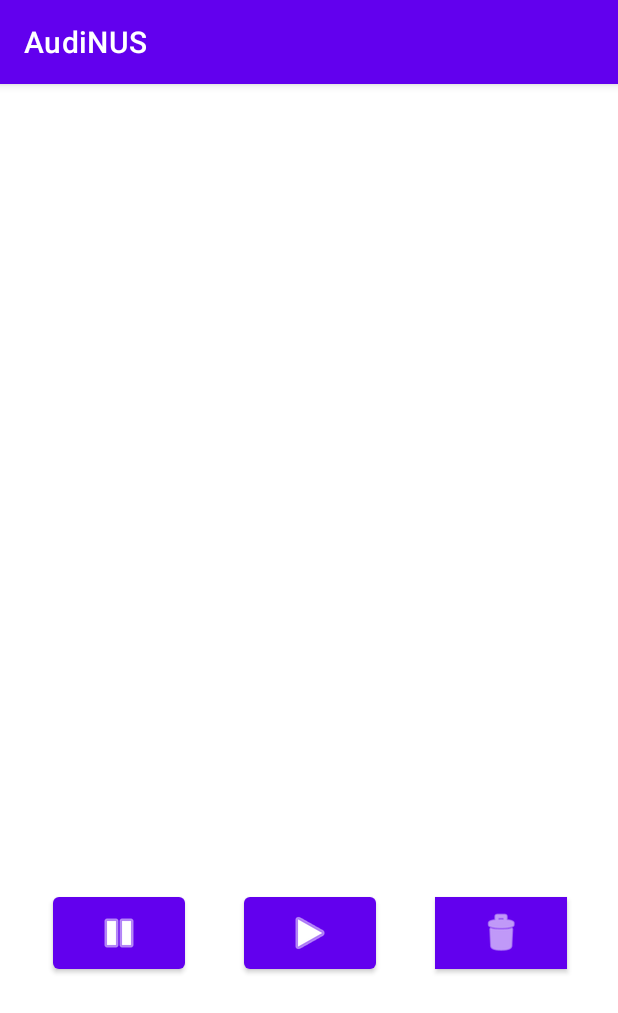
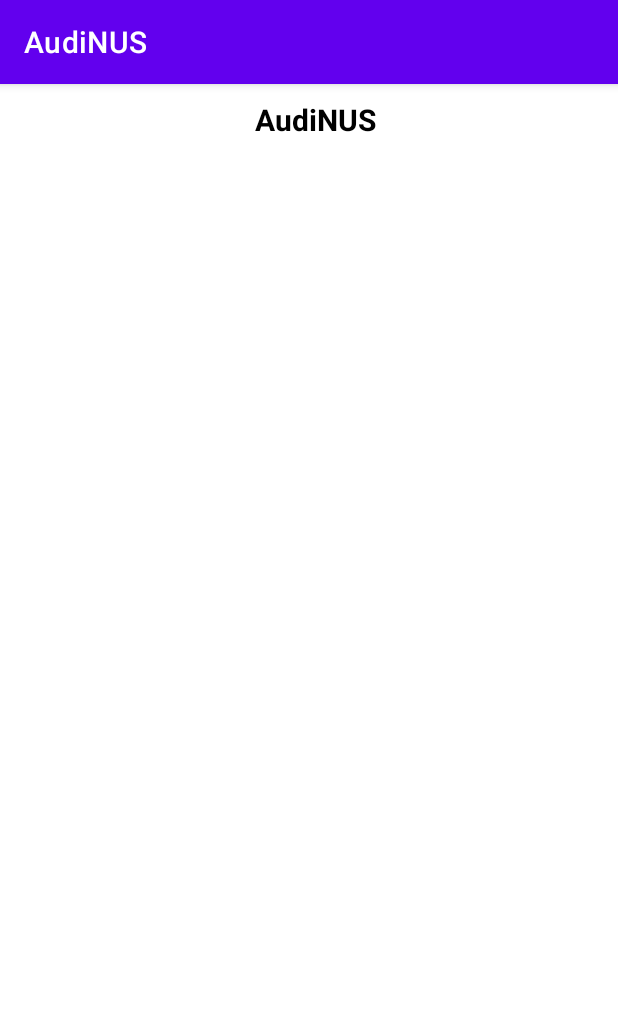
Before and after one commit to alantay11/AudiNUS, an Android app: the screen it shows after launch (MainActivity), on a phone screen of 412 x 824 dp. Shown: the top 1013 px of the screen. Run offline under Robolectric (Android 15) with nearby library versions, the phone set to English and light mode, and no system bars.

Commit message:
add permission request and partial library view implementation

```diff
--- a/app/src/main/AndroidManifest.xml
+++ b/app/src/main/AndroidManifest.xml
@@ -2,6 +2,7 @@
 <manifest xmlns:android="http://schemas.android.com/apk/res/android"
     xmlns:tools="http://schemas.android.com/tools"
     package="com.example.audinus">
+    <uses-permission android:name="android.permission.READ_EXTERNAL_STORAGE"/>
 
     <application
         android:allowBackup="true"
--- a/app/src/main/java/com/example/audinus/MainActivity.java
+++ b/app/src/main/java/com/example/audinus/MainActivity.java
@@ -1,25 +1,91 @@
 package com.example.audinus;
 
 import androidx.appcompat.app.AppCompatActivity;
+import androidx.core.app.ActivityCompat;
+import androidx.core.content.ContextCompat;
+import androidx.recyclerview.widget.LinearLayoutManager;
+import androidx.recyclerview.widget.RecyclerView;
 
+import android.Manifest;
+import android.content.pm.PackageManager;
+import android.database.Cursor;
 import android.os.Bundle;
 
 import android.media.MediaPlayer;
+import android.provider.MediaStore;
 import android.view.View;
+import android.widget.TextView;
+import android.widget.Toast;
+
+import java.io.File;
+import java.util.ArrayList;
 
 public class MainActivity extends AppCompatActivity {
 
+    RecyclerView recyclerView;
+    TextView noMusicTextView;
+    ArrayList<AudioModel> songList = new ArrayList<>();
 
     MediaPlayer music;
+
 
     @Override
     protected void onCreate(Bundle savedInstanceState) {
         super.onCreate(savedInstanceState);
         setContentView(R.layout.activity_main);
 
+        recyclerView = findViewById(R.id.recycler_view);
+        noMusicTextView = findViewById(R.id.no_songs_text);
+
+        if(!checkPermission()) {
+            requestPermission();
+            //return;
+        }
+
+        String[] projection = {
+                MediaStore.Audio.Media.TITLE,
+                MediaStore.Audio.Media.DATA,
+                MediaStore.Audio.Media.DURATION,
+        };
+
+        String selection = MediaStore.Audio.Media.IS_MUSIC + " != 0";
+
+        Cursor cursor = getContentResolver().query(MediaStore.Audio.Media.EXTERNAL_CONTENT_URI,
+                projection, selection, null, null);
+
+        while (cursor.moveToNext()) {
+            AudioModel songData = new AudioModel(cursor.getString(1), cursor.getString(0), cursor.getString(2));
+
+            if(new File(songData.getPath()).exists()) {
+                songList.add(songData);
+            }
+
+            if (songList.isEmpty()) {
+                noMusicTextView.setVisibility(View.VISIBLE);
+            } else {
+                recyclerView.setLayoutManager(new LinearLayoutManager(this));
+                recyclerView.setAdapter(new MusicListAdapter(songList, this));
+            }
+        }
+
         music = MediaPlayer.create(
-                this, R.raw.miraihenokioku);
+                this, R.raw.song);
     }
+
+    boolean checkPermission() {
+        return ContextCompat.checkSelfPermission(MainActivity.this, Manifest.permission.READ_EXTERNAL_STORAGE) ==
+        PackageManager.PERMISSION_GRANTED;
+    }
+
+    void requestPermission() {
+        if (ActivityCompat.shouldShowRequestPermissionRationale(MainActivity.this, Manifest.permission.READ_EXTERNAL_STORAGE)) {
+            Toast.makeText(MainActivity.this, "Read permissions are required, please enable in settings", Toast.LENGTH_SHORT).show();
+        } else {
+            ActivityCompat.requestPermissions(MainActivity.this, new String[]{Manifest.permission.READ_EXTERNAL_STORAGE}, 1);
+        }
+    }
+
+
 
     public void playSong(View v){
         music.start();
@@ -31,7 +97,7 @@ public class MainActivity extends AppCompatActivity {
 
     public void stopSong(View v) {
         music.stop();
-        music = MediaPlayer.create(this, R.raw.miraihenokioku);
+        music = MediaPlayer.create(this, R.raw.song);
     }
 
 
--- a/app/src/main/res/layout/activity_main.xml
+++ b/app/src/main/res/layout/activity_main.xml
@@ -7,81 +7,42 @@
     tools:context=".MainActivity">
 
     <TextView
-        android:id="@+id/textView"
+        android:id="@+id/songs_text"
         android:layout_width="wrap_content"
         android:layout_height="wrap_content"
-        android:layout_marginStart="153dp"
-        android:layout_marginTop="16dp"
-        android:layout_marginEnd="154dp"
-        android:layout_marginBottom="688dp"
-        android:scrollHorizontally="true"
+        android:layout_centerHorizontal="true"
+        android:layout_marginStart="160dp"
+        android:padding="10dp"
+        android:text="@string/Title"
         android:textColor="@color/black"
         android:textSize="20sp"
-        app:layout_constraintBottom_toBottomOf="parent"
-        app:layout_constraintEnd_toEndOf="parent"
-        app:layout_constraintStart_toStartOf="parent"
-        app:layout_constraintTop_toTopOf="parent"
-        app:layout_constraintVertical_bias="0.0"
-        tools:text="song name" />
-
-    <Button
-        android:id="@+id/button"
-        android:layout_width="wrap_content"
-        android:layout_height="wrap_content"
-        android:layout_marginStart="159dp"
-        android:layout_marginTop="482dp"
-        android:layout_marginEnd="158dp"
-        android:layout_marginBottom="161dp"
-        android:importantForAccessibility="no"
-        android:insetTop="0dp"
-        android:insetBottom="0dp"
-        android:onClick="playSong"
-        app:icon="@android:drawable/ic_media_play"
-        app:iconGravity="textEnd"
-        app:iconPadding="0dp"
-        app:layout_constraintBottom_toBottomOf="parent"
-        app:layout_constraintEnd_toEndOf="parent"
-        app:layout_constraintStart_toStartOf="parent"
-        app:layout_constraintTop_toBottomOf="@+id/textView" />
-
-    <Button
-        android:id="@+id/button2"
-        android:layout_width="wrap_content"
-        android:layout_height="wrap_content"
-        android:layout_marginStart="57dp"
-        android:layout_marginTop="525dp"
-        android:layout_marginEnd="62dp"
-        android:layout_marginBottom="161dp"
-        android:importantForAccessibility="no"
-        android:insetTop="0dp"
-        android:insetBottom="0dp"
-        android:onClick="pauseSong"
-        app:icon="@android:drawable/ic_media_pause"
-        app:iconGravity="textEnd"
-        app:iconPadding="0dp"
-        app:layout_constraintBottom_toBottomOf="parent"
-        app:layout_constraintEnd_toStartOf="@+id/button"
+        android:textStyle="bold"
         app:layout_constraintStart_toStartOf="parent"
         app:layout_constraintTop_toTopOf="parent" />
 
-    <Button
-        android:id="@+id/button3"
+    <TextView
+        android:id="@+id/no_songs_text"
         android:layout_width="wrap_content"
         android:layout_height="wrap_content"
-        android:layout_marginStart="62dp"
-        android:layout_marginTop="525dp"
-        android:layout_marginEnd="57dp"
-        android:layout_marginBottom="161dp"
-        android:background="#FFFFFF"
-        android:importantForAccessibility="no"
-        android:insetTop="0dp"
-        android:insetBottom="0dp"
-        android:onClick="stopSong"
-        app:icon="@android:drawable/ic_menu_delete"
-        app:iconGravity="textEnd"
-        app:iconPadding="0dp"
-        app:layout_constraintBottom_toBottomOf="parent"
+        android:layout_centerInParent="true"
+        android:layout_marginStart="80dp"
+        android:layout_marginTop="344dp"
+        android:layout_marginEnd="80dp"
+        android:text="@string/no_songs_found"
+        android:textAlignment="center"
+        android:visibility="invisible"
         app:layout_constraintEnd_toEndOf="parent"
-        app:layout_constraintStart_toEndOf="@+id/button"
+        app:layout_constraintStart_toStartOf="parent"
         app:layout_constraintTop_toTopOf="parent" />
+
+    <androidx.recyclerview.widget.RecyclerView
+        android:id="@+id/recycler_view"
+        android:layout_width="match_parent"
+        android:layout_height="wrap_content"
+        android:layout_below="@id/songs_text"
+        app:layout_constraintEnd_toEndOf="parent"
+        app:layout_constraintStart_toStartOf="parent"
+        app:layout_constraintTop_toTopOf="parent" />
+
+
 </androidx.constraintlayout.widget.ConstraintLayout>
--- a/app/src/main/res/values/strings.xml
+++ b/app/src/main/res/values/strings.xml
@@ -1,3 +1,5 @@
 <resources>
     <string name="app_name">AudiNUS</string>
+    <string name="Title">AudiNUS</string>
+    <string name="no_songs_found">Why not add some songs to your library?</string>
 </resources>
```
